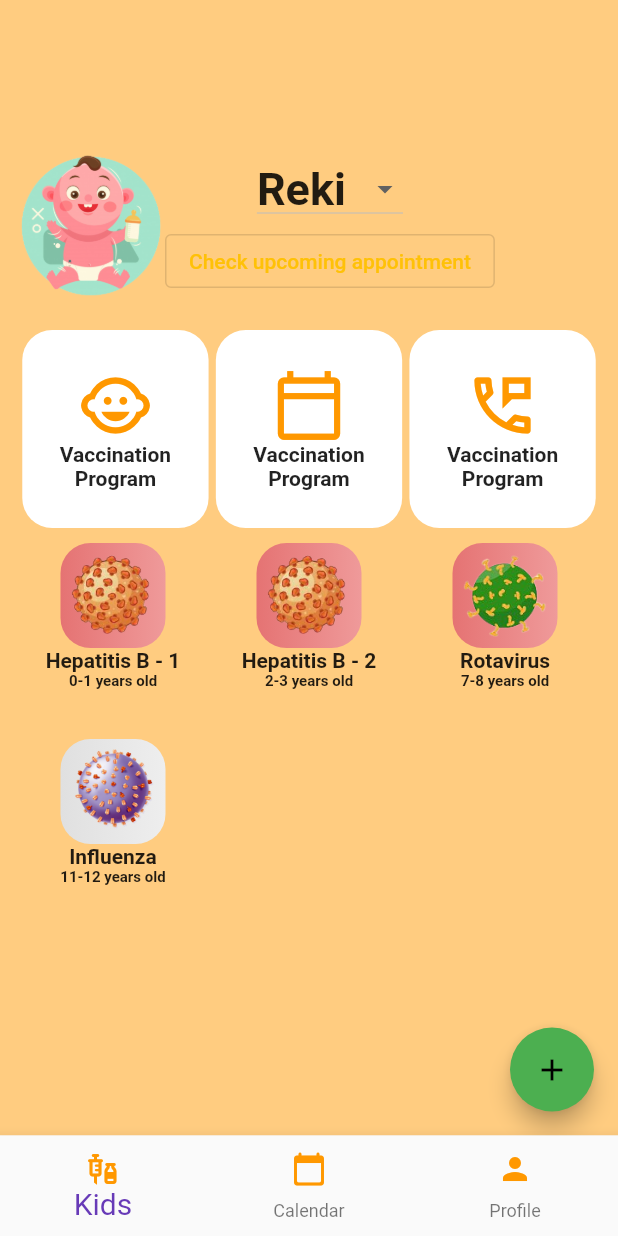
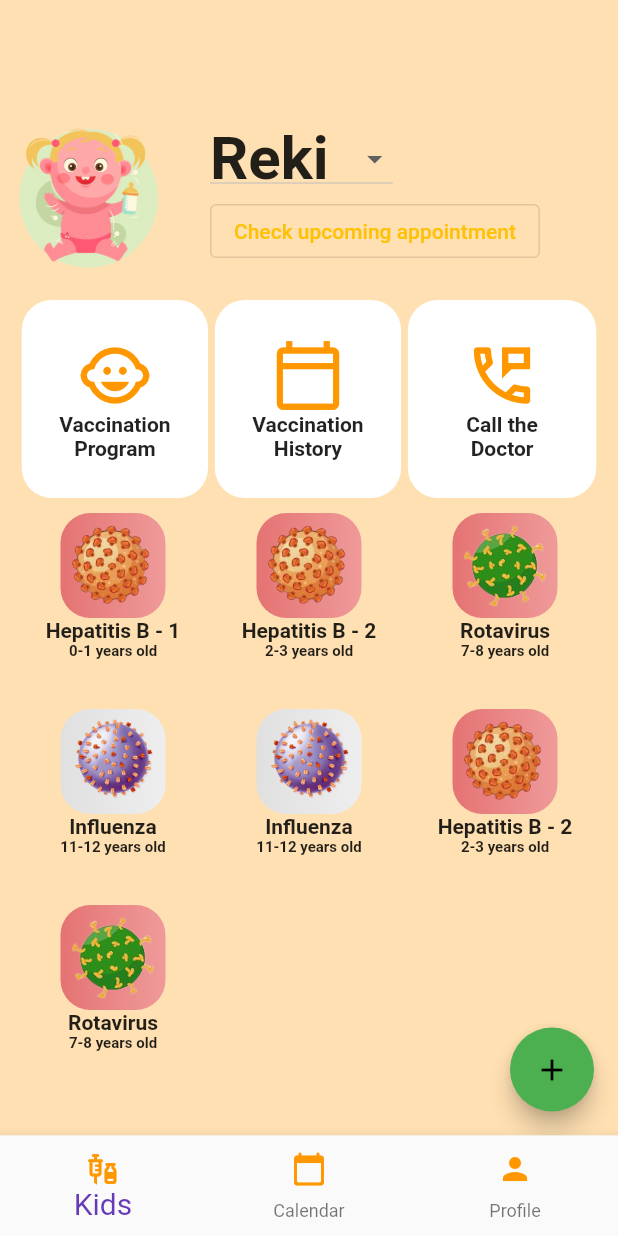
Before and after one commit to bjudob/duckcination, a Flutter app: the screen it shows after launch, on a phone screen of 412 x 824 dp. Run offline on Flutter 3.47's test engine with Material 2 defaults, Android fonts, the phone set to English and light mode, and no system bars; our stand-ins replace firebase_core, table_calendar; accounts and stored records are empty.

Commit message:
big buttons - looking even better

```diff
--- a/lib/models/child.dart
+++ b/lib/models/child.dart
@@ -16,9 +16,13 @@ class Child{
   late List<Vaccine> vaccines;
   Gender gender;
   int age;
+  String image='img/boy.png';
 
 
   Child(this.name,this.birthDate, this.gender, this.age){
+    if (gender == Gender.girl){
+      image='img/girl.png';
+    }
     vaccines=[
       Vaccine('Hepatitis B - 1', 0,1,'img/hepatitis_b.png',VaccineStatus.todo, [
         Description("Key vaccine facts", hepatitis_key_facts),
@@ -35,6 +39,15 @@ class Child{
       Vaccine('Influenza', 11,12,'img/influenza.png',VaccineStatus.later, [
         Description("Key vaccine facts", hepatitis_key_facts)
       ]),
+      Vaccine('Influenza', 11,12,'img/influenza.png',VaccineStatus.later, [
+        Description("Key vaccine facts", hepatitis_key_facts)
+      ]),
+      Vaccine('Hepatitis B - 2', 2,3,'img/hepatitis_b.png',VaccineStatus.todo, [
+        Description("Key vaccine facts", hepatitis_key_facts)
+      ]),
+      Vaccine('Rotavirus', 7,8,'img/rotavirus.png',VaccineStatus.todo, [
+        Description("Key vaccine facts", hepatitis_key_facts)
+      ]),
     ];
   }
 }
--- a/lib/ui/elements/big_button.dart
+++ b/lib/ui/elements/big_button.dart
@@ -30,8 +30,8 @@ class _BigButtonState extends State<BigButton> {
           child: Column(
             children: [
               Icon(widget.iconData, size: 50, color: Colors.orange,),
-              Text(widget.title.split(' ')[0], style: TextStyle(fontWeight: FontWeight.bold),),
-              Text(widget.title.split(' ')[1], style: TextStyle(fontWeight: FontWeight.bold),),
+              Text(widget.title.split('-')[0], style: TextStyle(fontWeight: FontWeight.bold),),
+              Text(widget.title.split('-')[1], style: TextStyle(fontWeight: FontWeight.bold),),
             ],
           ),
         ),
--- a/lib/ui/screens/duck_home.dart
+++ b/lib/ui/screens/duck_home.dart
@@ -33,20 +33,23 @@ class _DuckHomeState extends State<DuckHome> {
   Widget build(BuildContext context) {
     children = duckProvider.getChildren();
     return Scaffold(
-      backgroundColor: Colors.orange.shade200,
+      backgroundColor: Colors.orange.shade100,
       body: Center(
         child: Padding(
-          padding: const EdgeInsets.fromLTRB(10, 100, 10, 0),
+          padding: const EdgeInsets.fromLTRB(10, 80, 10, 0),
           child: Column(
             children: [
               Row(
                 children: [
                   Image.asset(
-                    'img/boy.png',
+                    child.image,
                     height: 100,
                     width: 100,
                   ),
-                  Column(
+                  Padding(
+                    padding: const EdgeInsets.only(left: 30),
+                    child: Column(
+                      crossAxisAlignment: CrossAxisAlignment.start,
                       children: [
                         DropdownButton(
                           value: child.name,
@@ -56,7 +59,7 @@ class _DuckHomeState extends State<DuckHome> {
                                 child: Text(
                                     child.name,
                                     style: const TextStyle(
-                                      fontSize: 30,
+                                        fontSize: 40,
                                         fontWeight : FontWeight.bold,
                                     ),
                                 ),
@@ -70,15 +73,16 @@ class _DuckHomeState extends State<DuckHome> {
                             child: const Text('Check upcoming appointment')
                         )
                       ],
+                    ),
                   )
                 ],
               ),
               Row(
                 mainAxisAlignment: MainAxisAlignment.spaceEvenly,
                 children: const [
-                  BigButton(iconData: Icons.child_care_sharp, title: "Vaccination Program",),
-                  BigButton(iconData: Icons.calendar_today_outlined,title: "Vaccination Program",),
-                  BigButton(iconData: Icons.perm_phone_msg_outlined,title: "Vaccination Program",),
+                  BigButton(iconData: Icons.child_care_sharp, title: "Vaccination-Program",),
+                  BigButton(iconData: Icons.calendar_today_outlined,title: "Vaccination-History",),
+                  BigButton(iconData: Icons.perm_phone_msg_outlined,title: "    Call the    -Doctor",),
                 ],
               ),
               SingleChildScrollView(
```
Lines whose indentation alone changed are shown as unchanged.
